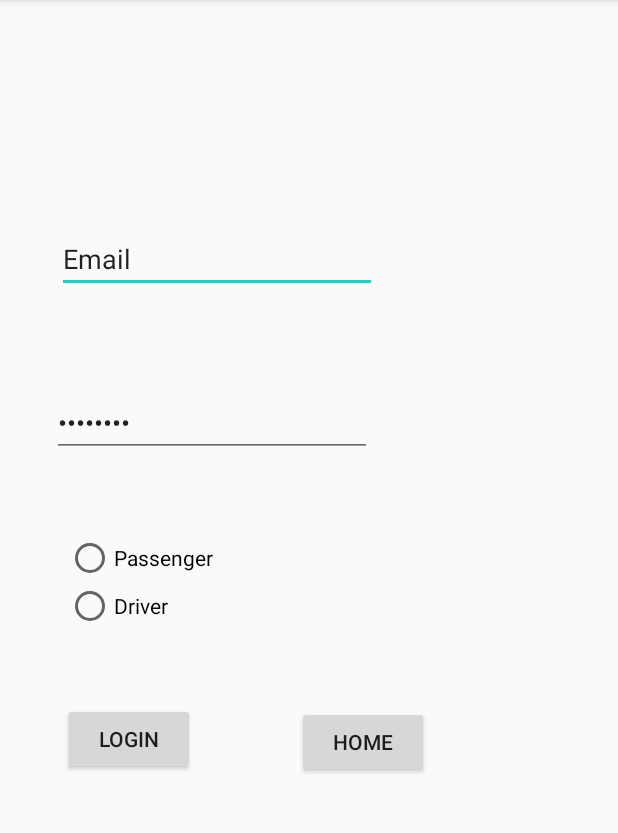
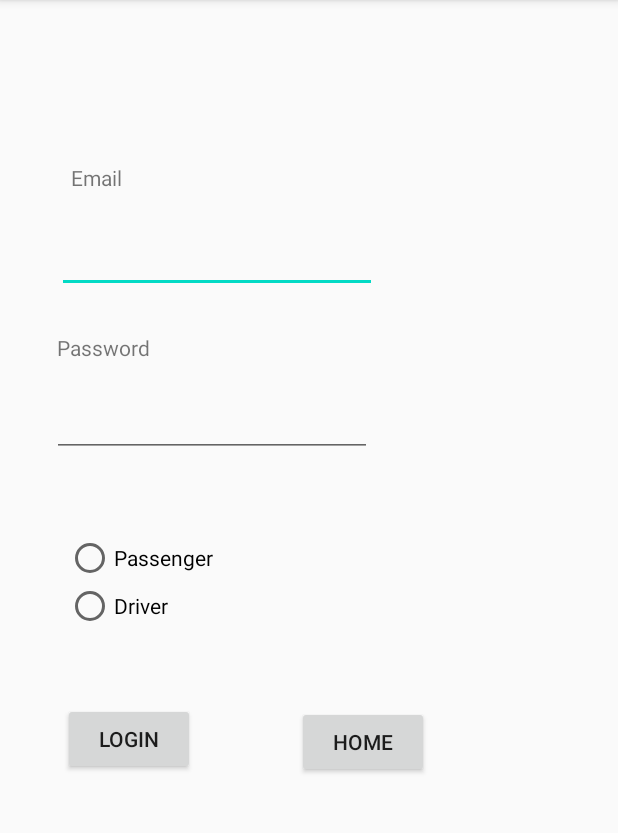
Before and after one commit to harpal779/CarPooling, an Android app: the Login screen opened directly, with no data from a screen before it, on a phone screen of 412 x 824 dp, the part 84-917 px from its top. Run offline under Robolectric (Android 15) with nearby library versions, the phone set to English and light mode, and no system bars; our stand-ins replace Firebase (no records; nobody signed in at launch, a user with empty details on screens opened directly).

Commit message:
bugs fixes

```diff
--- a/app/src/main/AndroidManifest.xml
+++ b/app/src/main/AndroidManifest.xml
@@ -9,7 +9,8 @@
         android:roundIcon="@mipmap/ic_launcher_round"
         android:supportsRtl="true"
         android:theme="@style/AppTheme">
-        <activity android:name=".Interface"></activity>
+        <activity android:name=".Admin"></activity>
+        <activity android:name=".Interface" />
         <activity
             android:name=".SplashScreen"
             android:theme="@style/Theme.AppCompat.NoActionBar">
--- a/app/src/main/res/layout/login.xml
+++ b/app/src/main/res/layout/login.xml
@@ -17,10 +17,10 @@
         android:layout_marginRight="162dp"
         android:ems="10"
         android:inputType="textEmailAddress"
-        android:text="Email"
         app:layout_constraintEnd_toEndOf="parent"
         app:layout_constraintStart_toStartOf="parent"
-        app:layout_constraintTop_toTopOf="parent" />
+        app:layout_constraintTop_toTopOf="parent"
+        tools:text="Email" />
 
     <EditText
         android:id="@+id/password1"
@@ -33,10 +33,10 @@
         android:layout_marginRight="165dp"
         android:ems="10"
         android:inputType="textPassword"
-        android:text="Password"
         app:layout_constraintEnd_toEndOf="parent"
         app:layout_constraintStart_toStartOf="parent"
-        app:layout_constraintTop_toBottomOf="@+id/email1" />
+        app:layout_constraintTop_toBottomOf="@+id/email1"
+        tools:text="Password" />
 
     <RadioGroup
         android:id="@+id/radioGroup"
@@ -82,4 +82,26 @@
         android:text="Home"
         app:layout_constraintStart_toEndOf="@+id/login"
         app:layout_constraintTop_toBottomOf="@+id/radioGroup" />
+
+    <TextView
+        android:id="@+id/textView4"
+        android:layout_width="wrap_content"
+        android:layout_height="wrap_content"
+        android:layout_marginStart="47dp"
+        android:layout_marginLeft="47dp"
+        android:layout_marginBottom="22dp"
+        android:text="Email"
+        app:layout_constraintBottom_toTopOf="@+id/email1"
+        app:layout_constraintStart_toStartOf="parent" />
+
+    <TextView
+        android:id="@+id/textView5"
+        android:layout_width="wrap_content"
+        android:layout_height="wrap_content"
+        android:layout_marginStart="38dp"
+        android:layout_marginLeft="38dp"
+        android:layout_marginBottom="18dp"
+        android:text="Password"
+        app:layout_constraintBottom_toTopOf="@+id/password1"
+        app:layout_constraintStart_toStartOf="parent" />
 </androidx.constraintlayout.widget.ConstraintLayout>
```
Also changed, not shown: app/src/main/java/com/example/carpooling/Admin.java (added, +14 -0 lines), app/src/main/java/com/example/carpooling/Login.java (+8 -0 lines).
